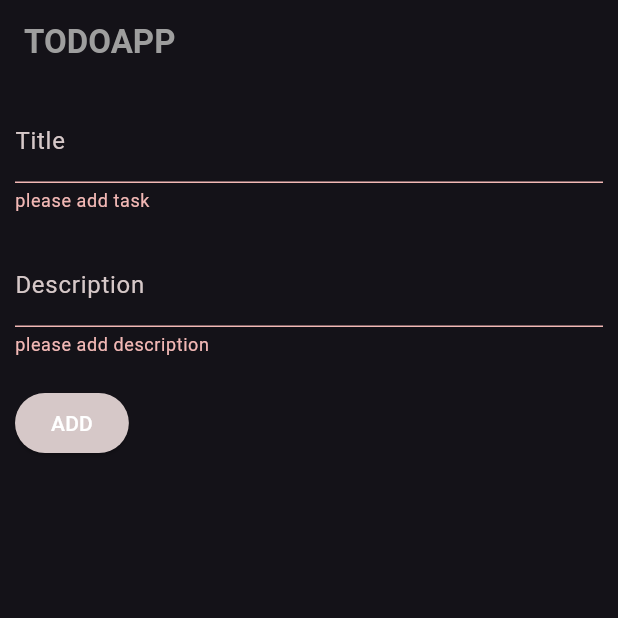
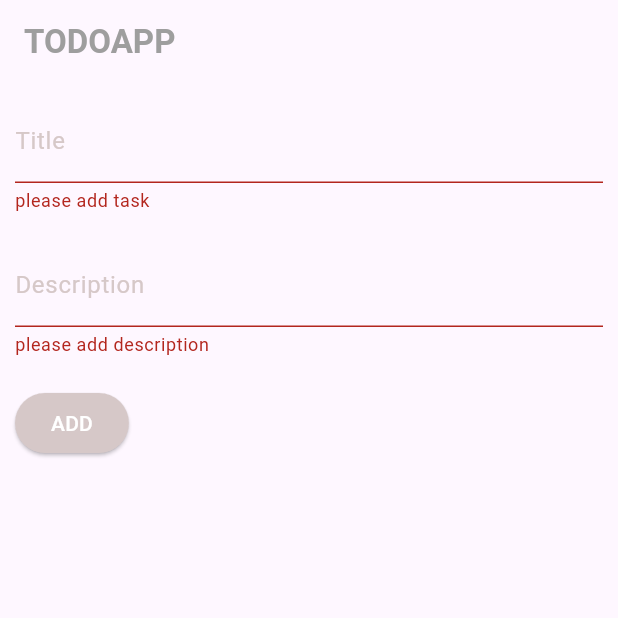
Before and after one commit to Taufiq-ansari/TODO-APP, a Flutter app: the ToDoAddpage screen opened directly, after a tap on "ADD", on a phone screen of 412 x 824 dp, the top half of it. Run offline on Flutter 3.47's test engine with Material 3 defaults, Android fonts, the phone set to English and light mode, and no system bars; our stand-ins replace sqflite; accounts and stored records are empty.

Commit message:
adding color  when user click on task

```diff
--- a/lib/database/sqlite/dbhelper.dart
+++ b/lib/database/sqlite/dbhelper.dart
@@ -86,10 +86,10 @@ class DBHelper {
   }
 
     // update task
-       Future<int> update(int id, TodoModel todoUpdate)async{
+       Future<int> update(int index, TodoModel todoUpdate)async{
        var db = await getDB();
 
-      int  updateData = await db.update(TABLE_Name, todoUpdate.toMap(),where: 'id=?',whereArgs:[id]);
+      int  updateData = await db.update(TABLE_Name, todoUpdate.toMap(),where: 'id=?',whereArgs:[index]);
     return updateData;
      }
 
--- a/lib/main.dart
+++ b/lib/main.dart
@@ -15,7 +15,8 @@ class MyApp extends StatelessWidget {
       debugShowCheckedModeBanner: false,
       theme: Themes.lightTheme,
       darkTheme: Themes.darkTheme,
-      themeMode: ThemeMode.dark,
+      themeMode: ThemeMode.light
+      ,
       home: ToDoHomepage(),
     );
   }
--- a/lib/model/todomodel.dart
+++ b/lib/model/todomodel.dart
@@ -1,15 +1,24 @@
+import 'dart:ui';
+import 'package:flutter/material.dart';
+
 class TodoModel {
   final int? id;
   String? title;
   String? description;
+  int priority;
+
+
 
   TodoModel({ this.id,
     required this.title,
     required this.description,
+     this.priority =1,
+
   });
 
+
+
   // from json
-
   factory TodoModel.fromJson(Map<String, String> json) {
     return TodoModel(
       id : json["id"] as  int,
@@ -19,7 +28,6 @@ class TodoModel {
   }
 
   // tomap
-
   Map<String, dynamic> toMap() {
     return {
       "id": id,
--- a/lib/pages/todoaddpage.dart
+++ b/lib/pages/todoaddpage.dart
@@ -5,12 +5,12 @@ import 'package:todoapp/database/sqlite/dbhelper.dart';
 import '../model/todomodel.dart';
 
 class ToDoAddpage extends StatefulWidget {
-  const ToDoAddpage({super.key, this.todo, this.id});
+  const ToDoAddpage({super.key, this.todo, });
 
   final TodoModel? todo;
 
    // explicite  id for update
- final int? id;
+ // final int? id;
 
   @override
   State<ToDoAddpage> createState() => _ToDoAddpageState();
@@ -112,7 +112,7 @@ late  DBHelper helper;
                 onPressed: () async {
                   if (_formKey.currentState!.validate()) {
                     // onclick to add  note
-                    final todo = TodoModel(title: titleController.text, description: desController.text);
+                    final todo = TodoModel( id: widget.todo?.id, title: titleController.text, description: desController.text);
                      print("  desc print : ${desController.text}");
                      // print("$titleController");
 
@@ -131,7 +131,7 @@ late  DBHelper helper;
                             }
                         else{
                         // for update todo
-                          final updatedTodo = await helper.update(widget.id!, todo);
+                          final updatedTodo = await helper.update(widget.todo!.id!, todo);
 
                           Navigator.pop(context, updatedTodo);
                           ScaffoldMessenger.of(context).showSnackBar(
@@ -142,7 +142,7 @@ late  DBHelper helper;
                         print(e);
                         ScaffoldMessenger.of(context).showSnackBar(
                           SnackBar(
-                            content: Text("ERROR : ${e}"),
+                            content: Text("ERROR : $e"),
                           ),
                         );
                       }
```
Also changed, not shown: lib/pages/todohomepage.dart (+50 -16 lines).
